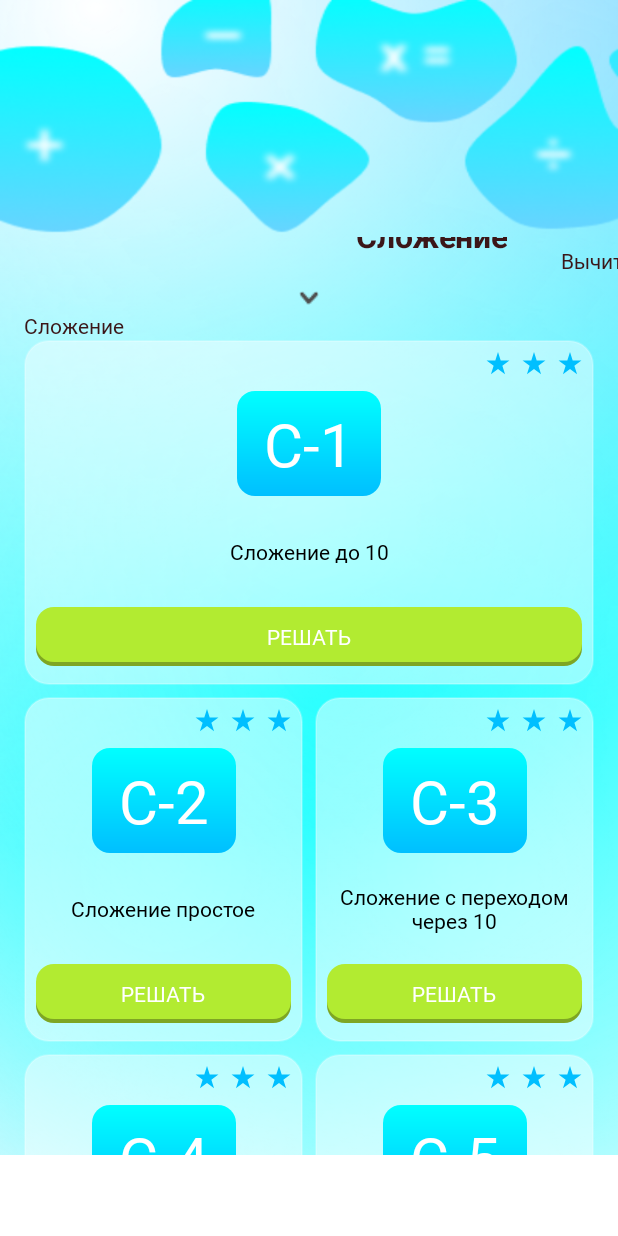
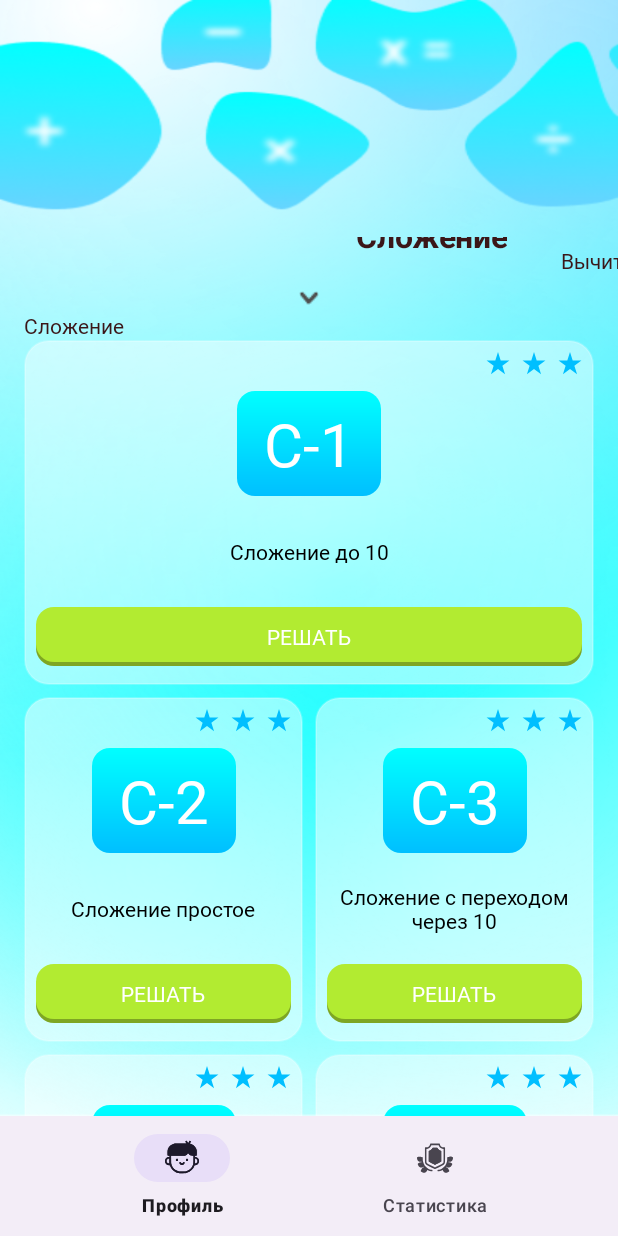
Before and after one commit to IgnatovaNatalya/Smartkid_4_0, an Android app: the screen it shows after launch (MainActivity before the commit, RootActivity after it), on a phone screen of 412 x 824 dp. Run offline under Robolectric (Android 15) with nearby library versions, the phone set to English and light mode, and no system bars; our stand-ins replace Room's generated code, RxJava, navigation-ui.

Commit message:
Фрагменты: главный экран, игра

```diff
--- a/app/build.gradle.kts
+++ b/app/build.gradle.kts
@@ -46,6 +46,8 @@ dependencies {
     implementation(libs.material)
     implementation(libs.androidx.activity)
     implementation(libs.androidx.constraintlayout)
+    implementation(libs.androidx.navigation.fragment.ktx)
+    implementation(libs.androidx.navigation.ui.ktx)
     testImplementation(libs.junit)
     androidTestImplementation(libs.androidx.junit)
     androidTestImplementation(libs.androidx.espresso.core)
--- /dev/null
+++ b/app/src/main/java/ru/mamsikgames/smartkid/RootActivity.kt
@@ -0,0 +1,42 @@
+package ru.mamsikgames.smartkid
+
+import android.os.Bundle
+import android.view.View
+import androidx.activity.enableEdgeToEdge
+import androidx.appcompat.app.AppCompatActivity
+import androidx.navigation.fragment.NavHostFragment
+import androidx.navigation.ui.setupWithNavController
+import com.google.android.material.bottomnavigation.BottomNavigationView
+
+class RootActivity : AppCompatActivity() {
+    override fun onCreate(savedInstanceState: Bundle?) {
+        super.onCreate(savedInstanceState)
+        enableEdgeToEdge()
+        setContentView(R.layout.activity_root)
+//        ViewCompat.setOnApplyWindowInsetsListener(findViewById(R.id.main)) { v, insets ->
+//            val systemBars = insets.getInsets(WindowInsetsCompat.Type.systemBars())
+//            v.setPadding(systemBars.left, systemBars.top, systemBars.right, systemBars.bottom)
+//            insets
+//        }
+        supportActionBar?.hide()
+
+        val navHostFragment =
+            supportFragmentManager.findFragmentById(R.id.fragment_container) as NavHostFragment
+        val navController = navHostFragment.navController
+
+        val bottomNavigationView = findViewById<BottomNavigationView>(R.id.bottomNavigationView)
+        bottomNavigationView.setupWithNavController(navController)
+
+        navController.addOnDestinationChangedListener { _, destination, _ ->
+            when (destination.id) {
+                R.id.gameFragment-> {
+                    bottomNavigationView.visibility = View.GONE
+                }
+
+                else -> {
+                    bottomNavigationView.visibility = View.VISIBLE
+                }
+            }
+        }
+    }
+}
--- a/app/src/main/java/ru/mamsikgames/smartkid/ui/activity/MainActivity.kt
+++ b/app/src/main/java/ru/mamsikgames/smartkid/ui/fragment/LevelsFragment.kt
@@ -1,24 +1,28 @@
-package ru.mamsikgames.smartkid.ui.activity
+package ru.mamsikgames.smartkid.ui.fragment
 
 import android.os.Bundle
-import androidx.appcompat.app.AppCompatActivity
+import android.view.LayoutInflater
+import android.view.View
+import android.view.ViewGroup
+import androidx.navigation.fragment.findNavController
 import androidx.recyclerview.widget.GridLayoutManager
 import androidx.recyclerview.widget.LinearLayoutManager
 import androidx.recyclerview.widget.RecyclerView
 import org.koin.androidx.viewmodel.ext.android.viewModel
-import ru.mamsikgames.smartkid.ui.adapters.LevelsAdapter
+import ru.mamsikgames.smartkid.R
+import ru.mamsikgames.smartkid.core.BindingFragment
 import ru.mamsikgames.smartkid.core.GameSounds
-import ru.mamsikgames.smartkid.databinding.ActivityMainBinding
+import ru.mamsikgames.smartkid.databinding.FragmentLevelsBinding
 import ru.mamsikgames.smartkid.domain.model.LevelModel
 import ru.mamsikgames.smartkid.ui.adapters.LevelGroupsAdapter
+import ru.mamsikgames.smartkid.ui.adapters.LevelsAdapter
 import ru.mamsikgames.smartkid.ui.util.CenterLayoutManager
 import ru.mamsikgames.smartkid.ui.viewmodel.ChooseLevelViewModel
 
-class MainActivity : AppCompatActivity() {
+class LevelsFragment : BindingFragment<FragmentLevelsBinding>() {
 
     private var gameSounds = GameSounds
     private val viewModel: ChooseLevelViewModel by viewModel()
-    private lateinit var binding: ActivityMainBinding
 
     private val adapterLevels = LevelsAdapter { openLevel(it) }
     private val adapterLevelGroups = LevelGroupsAdapter { clickGroup(it) }
@@ -27,20 +31,22 @@ class MainActivity : AppCompatActivity() {
 
     private var userId = 0
 
-    override fun onCreate(savedInstanceState: Bundle?) {
-        super.onCreate(savedInstanceState)
+    override fun createBinding(
+        inflater: LayoutInflater, container: ViewGroup?
+    ): FragmentLevelsBinding {
+        return FragmentLevelsBinding.inflate(inflater, container, false)
+    }
 
-        binding = ActivityMainBinding.inflate(layoutInflater)
-        setContentView(binding.root)
-        supportActionBar?.hide() ///
+    override fun onViewCreated(view: View, savedInstanceState: Bundle?) {
+        super.onViewCreated(view, savedInstanceState)
 
-        gameSounds.initSounds(this)
+        gameSounds.initSounds(requireContext())
 
-        viewModel.currentUserId.observe(this) { if (it != null) userId = it }
+        viewModel.currentUserId.observe(viewLifecycleOwner) { if (it != null) userId = it } ///
 
         //LEVELS
 
-        val levelLayoutManager = GridLayoutManager(this, 2)
+        val levelLayoutManager = GridLayoutManager(requireContext(), 2)
 
         levelLayoutManager.spanSizeLookup = object : GridLayoutManager.SpanSizeLookup() {
             override fun getSpanSize(position: Int): Int {
@@ -62,21 +68,23 @@ class MainActivity : AppCompatActivity() {
         //LEVEL GROUPS
 
         binding.recyclerLevelGroups.layoutManager =
-            CenterLayoutManager(this, LinearLayoutManager.HORIZONTAL, false)
+            CenterLayoutManager(requireContext(), LinearLayoutManager.HORIZONTAL, false)
 
         binding.recyclerLevelGroups.adapter = adapterLevelGroups
 
         //Observe
 
-        viewModel.listLevels.observe(this) { adapterLevels.setList(it) }
-        viewModel.listLevelGroups.observe(this) { adapterLevelGroups.setList(it) }
-        viewModel.mapGroupLevels.observe(this) { levelGroupsMap = it }
+        viewModel.listLevels.observe(viewLifecycleOwner) { adapterLevels.setList(it) }
+        viewModel.listLevelGroups.observe(viewLifecycleOwner) { adapterLevelGroups.setList(it) }
+        viewModel.mapGroupLevels.observe(viewLifecycleOwner) { levelGroupsMap = it }
     }
 
     private fun openLevel(level: LevelModel) {
         gameSounds.playSoundPlay()
-        val intent = GameActivity.newInstance(this, level.id, level.codeName, userId)
-        startActivity(intent)
+        findNavController().navigate(
+            R.id.action_levelsFragment_to_gameFragment,
+            GameFragment.createArgs(level.id, level.codeName, userId)
+        )
     }
 
     private fun clickGroup(groupPos: Int) {
@@ -95,7 +103,6 @@ class MainActivity : AppCompatActivity() {
     }
 
     private fun getGroupPos(levelPos: Int): Int {
-        return levelGroupsMap[levelPos]?:0
+        return levelGroupsMap[levelPos] ?: 0
     }
-
 }
--- /dev/null
+++ b/app/src/main/res/layout/activity_root.xml
@@ -0,0 +1,32 @@
+<?xml version="1.0" encoding="utf-8"?>
+<androidx.constraintlayout.widget.ConstraintLayout xmlns:android="http://schemas.android.com/apk/res/android"
+    xmlns:app="http://schemas.android.com/apk/res-auto"
+    xmlns:tools="http://schemas.android.com/tools"
+    android:id="@+id/main"
+    android:layout_width="match_parent"
+    android:layout_height="match_parent"
+    android:background="@color/white"
+    tools:context=".RootActivity">
+
+    <androidx.fragment.app.FragmentContainerView
+        android:id="@+id/fragment_container"
+        android:name="androidx.navigation.fragment.NavHostFragment"
+        android:layout_width="0dp"
+        android:layout_height="0dp"
+        app:defaultNavHost="true"
+        app:layout_constraintBottom_toTopOf="@id/bottomNavigationView"
+        app:layout_constraintEnd_toEndOf="parent"
+        app:layout_constraintStart_toStartOf="parent"
+        app:layout_constraintTop_toTopOf="parent"
+        app:navGraph="@navigation/navigation_graph" />
+
+    <com.google.android.material.bottomnavigation.BottomNavigationView
+        android:id="@+id/bottomNavigationView"
+        android:layout_width="0dp"
+        android:layout_height="wrap_content"
+        app:layout_constraintBottom_toBottomOf="parent"
+        app:layout_constraintEnd_toEndOf="parent"
+        app:layout_constraintStart_toStartOf="parent"
+        app:menu="@menu/bottom_navigation_menu" />
+
+</androidx.constraintlayout.widget.ConstraintLayout>
--- a/app/src/main/res/layout/activity_game.xml
+++ b/app/src/main/res/layout/fragment_game.xml
@@ -4,7 +4,8 @@
     xmlns:tools="http://schemas.android.com/tools"
     android:layout_width="match_parent"
     android:layout_height="match_parent"
-    android:background="@drawable/a4_game_background">
+    android:background="@drawable/a4_game_background"
+    tools:context=".ui.fragment.GameFragment">
 
     <ImageView
         android:id="@+id/button_back"
--- a/app/src/main/res/layout/activity_main.xml
+++ b/app/src/main/res/layout/fragment_levels.xml
@@ -7,7 +7,7 @@
     android:layout_height="match_parent"
     android:id="@+id/main"
     android:background="@drawable/a4_choose_level_background"
-    tools:context=".ui.activity.MainActivity">
+    tools:context=".ui.fragment.LevelsFragment">
 
     <androidx.recyclerview.widget.RecyclerView
         android:id="@+id/recycler_level_groups"
@@ -37,19 +37,11 @@
         android:layout_width="match_parent"
         android:layout_marginHorizontal="12dp"
         app:layoutManager="androidx.recyclerview.widget.GridLayoutManager"
-        app:layout_constraintBottom_toTopOf="@id/bottom_navigation_bar"
+        app:layout_constraintBottom_toBottomOf="parent"
         app:layout_constraintStart_toStartOf="parent"
         app:layout_constraintEnd_toEndOf="parent"
         app:layout_constraintTop_toBottomOf="@+id/arrow"
         app:spanCount="2"
         tools:listitem="@layout/a4_item_level" />
 
-    <com.google.android.material.bottomnavigation.BottomNavigationView
-        android:id="@+id/bottom_navigation_bar"
-        android:layout_width="match_parent"
-        android:layout_height="54dp"
-        app:layout_constraintBottom_toBottomOf="parent"
-        android:background="@color/white"/>
-
-
 </androidx.constraintlayout.widget.ConstraintLayout>
--- /dev/null
+++ b/app/src/main/res/navigation/navigation_graph.xml
@@ -0,0 +1,22 @@
+<?xml version="1.0" encoding="utf-8"?>
+<navigation xmlns:android="http://schemas.android.com/apk/res/android"
+    xmlns:app="http://schemas.android.com/apk/res-auto"
+    xmlns:tools="http://schemas.android.com/tools"
+    android:id="@+id/navigation_graph"
+    app:startDestination="@id/levelsFragment">
+
+    <fragment
+        android:id="@+id/levelsFragment"
+        android:name="ru.mamsikgames.smartkid.ui.fragment.LevelsFragment"
+        android:label="fragment_levels"
+        tools:layout="@layout/fragment_levels" >
+        <action
+            android:id="@+id/action_levelsFragment_to_gameFragment"
+            app:destination="@id/gameFragment" />
+    </fragment>
+    <fragment
+        android:id="@+id/gameFragment"
+        android:name="ru.mamsikgames.smartkid.ui.fragment.GameFragment"
+        android:label="fragment_game"
+        tools:layout="@layout/fragment_game" />
+</navigation>
--- a/gradle/libs.versions.toml
+++ b/gradle/libs.versions.toml
@@ -15,6 +15,8 @@ room = "2.7.1"
 ksp = "2.0.21-1.0.25"
 rxandroid = "3.0.2"
 rxjava = "3.1.9"
+navigationFragmentKtx = "2.8.9"
+navigationUiKtx = "2.8.9"
 
 [libraries]
 androidx-core-ktx = { group = "androidx.core", name = "core-ktx", version.ref = "coreKtx" }
@@ -35,6 +37,8 @@ room-rxJava3 = { group = "androidx.room", name = "room-rxjava3", version.ref = "
 room-rxJava2 = { group = "androidx.room", name = "room-rxjava2", version.ref = "room" }
 rxjava3-rxandroid = { group = "io.reactivex.rxjava3", name = "rxandroid", version.ref = "rxandroid" }
 rxjava3-rxjava = { group = "io.reactivex.rxjava3", name = "rxjava", version.ref = "rxjava" }
+androidx-navigation-fragment-ktx = { group = "androidx.navigation", name = "navigation-fragment-ktx", version.ref = "navigationFragmentKtx" }
+androidx-navigation-ui-ktx = { group = "androidx.navigation", name = "navigation-ui-ktx", version.ref = "navigationUiKtx" }
 
 [plugins]
 android-application = { id = "com.android.application", version.ref = "agp" }
```
Also changed, not shown: app/src/main/AndroidManifest.xml (+10 -26 lines), app/src/main/java/ru/mamsikgames/smartkid/ui/fragment/GameFragment.kt (renamed from app/src/main/java/ru/mamsikgames/smartkid/ui/activity/GameActivity.kt, +32 -39 lines).
